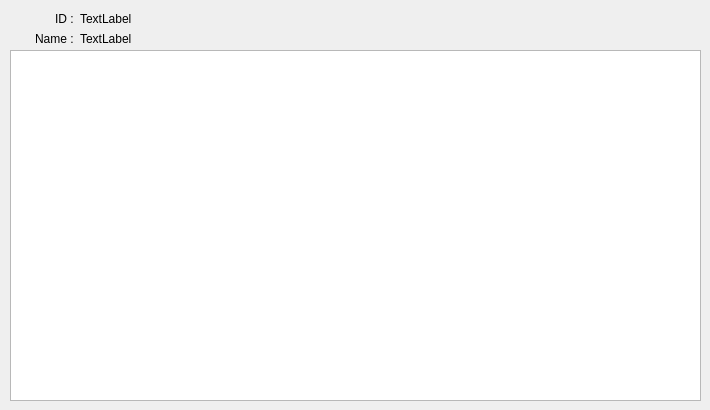
Before: the Qt Designer form ui/dialogresultinfo.ui in rendezvue/ViNet, drawn with Qt 5.
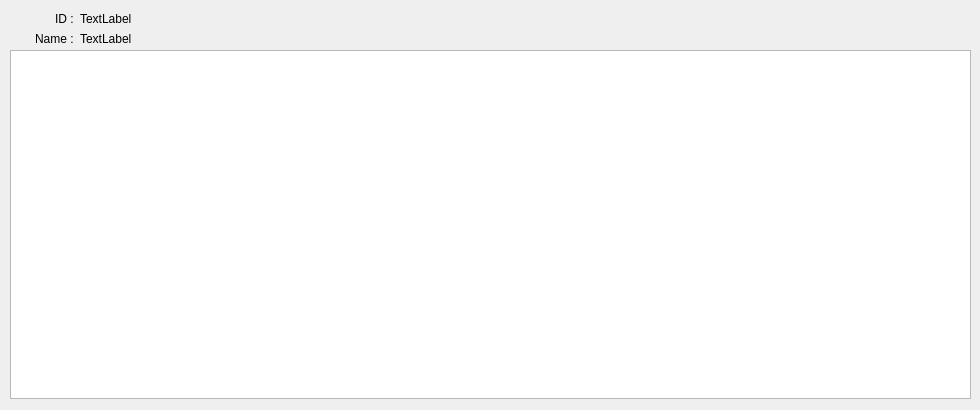
After: the same form once the commit is applied.

Patch:
```diff
--- a/ui/dialogresultinfo.ui
+++ b/ui/dialogresultinfo.ui
@@ -6,7 +6,7 @@
    <rect>
     <x>0</x>
     <y>0</y>
-    <width>710</width>
+    <width>980</width>
     <height>410</height>
    </rect>
   </property>
@@ -71,24 +71,18 @@
     <string>TextLabel</string>
    </property>
   </widget>
-  <widget class="QWidget" name="verticalLayoutWidget">
+  <widget class="QTextEdit" name="textEdit">
    <property name="geometry">
     <rect>
      <x>10</x>
      <y>50</y>
-     <width>691</width>
-     <height>351</height>
+     <width>961</width>
+     <height>349</height>
     </rect>
    </property>
-   <layout class="QVBoxLayout" name="verticalLayout">
-    <item>
-     <widget class="QTextEdit" name="textEdit">
-      <property name="readOnly">
-       <bool>true</bool>
-      </property>
-     </widget>
-    </item>
-   </layout>
+   <property name="readOnly">
+    <bool>true</bool>
+   </property>
   </widget>
  </widget>
  <resources/>
```
